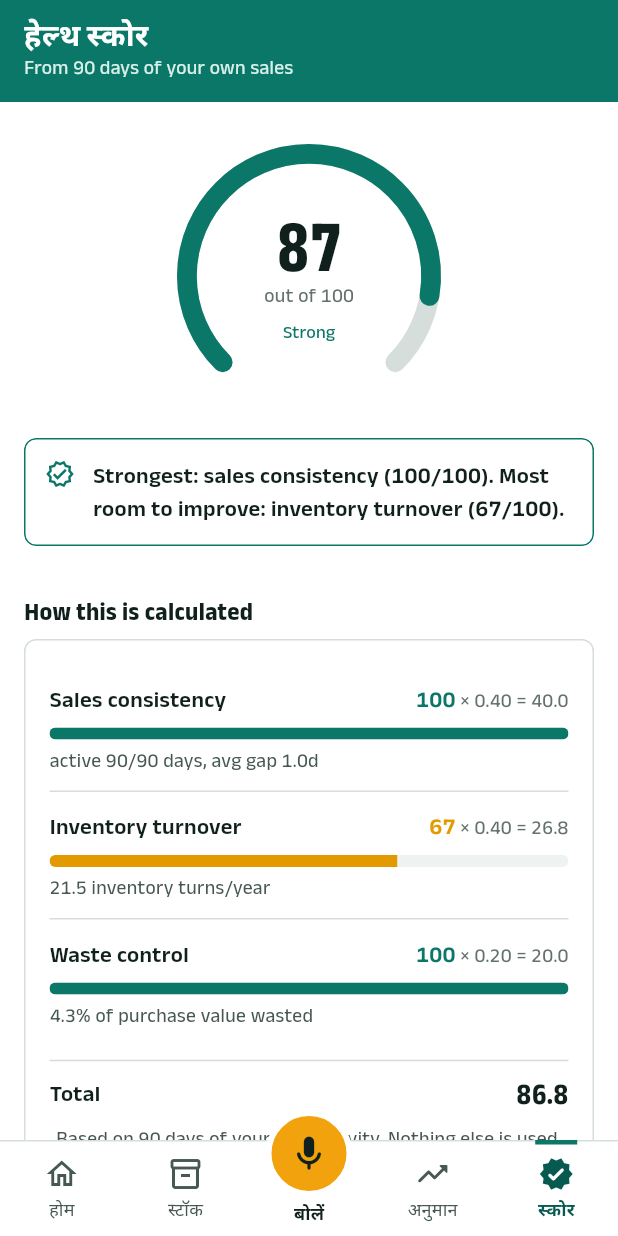
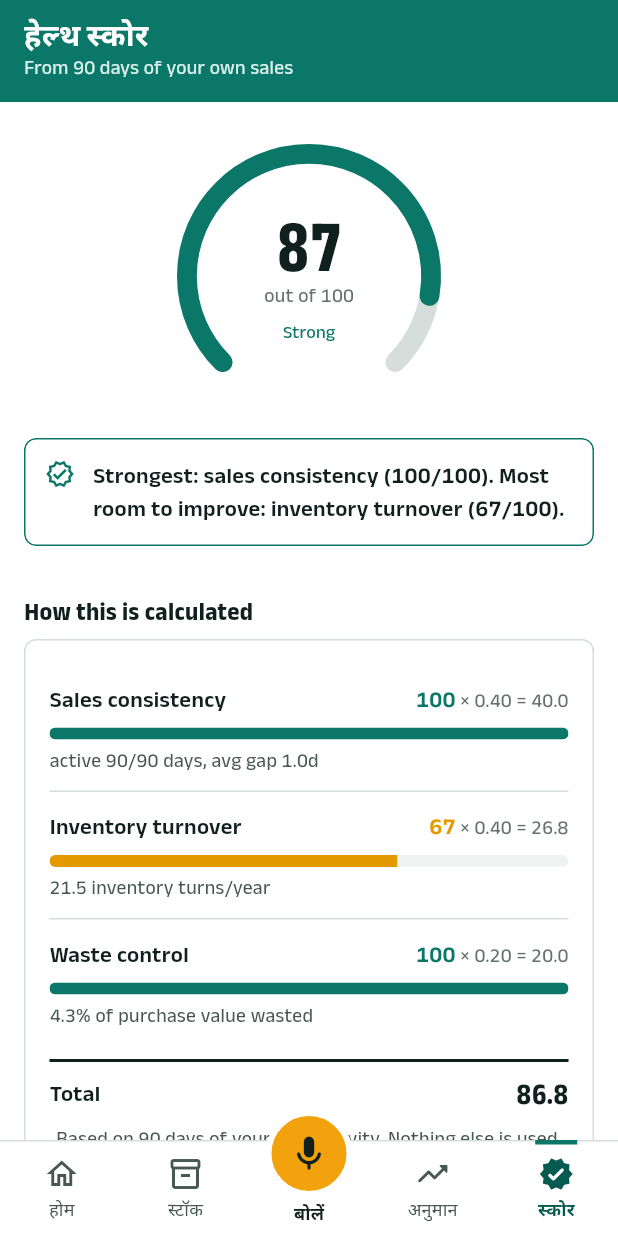
Before and after one commit to AmanDadsena/vendor360, a Flutter app: the HealthScreen screen opened by its route, on a phone screen of 412 x 824 dp. Run offline on Flutter 3.47's test engine with Material 3 defaults, Android fonts, the phone set to English and light mode, and no system bars; our stand-ins replace flutter_riverpod, go_router, shared_preferences; accounts and stored records are empty; network calls fail.

Commit message:
Rule off the score's total like a nutrition table
The 'How this is calculated' panel closes with a heavy ink rule over the
total, the way a pack's nutrition table ends, instead of the same hairline
that separates every factor.

```diff
--- a/app/lib/features/health/health_screen.dart
+++ b/app/lib/features/health/health_screen.dart
@@ -129,7 +129,13 @@ class _Body extends ConsumerWidget {
                 if (i < score.components.length - 1)
                   Divider(color: colors.hairline, height: 1),
               ],
-              Divider(color: colors.hairline, height: v360.spacing.xl),
+              // A heavy rule over the total, the way a pack's nutrition
+              // table closes its panel.
+              Divider(
+                color: colors.ink,
+                thickness: 2,
+                height: v360.spacing.xl,
+              ),
               Row(
                 children: <Widget>[
                   Expanded(
```
